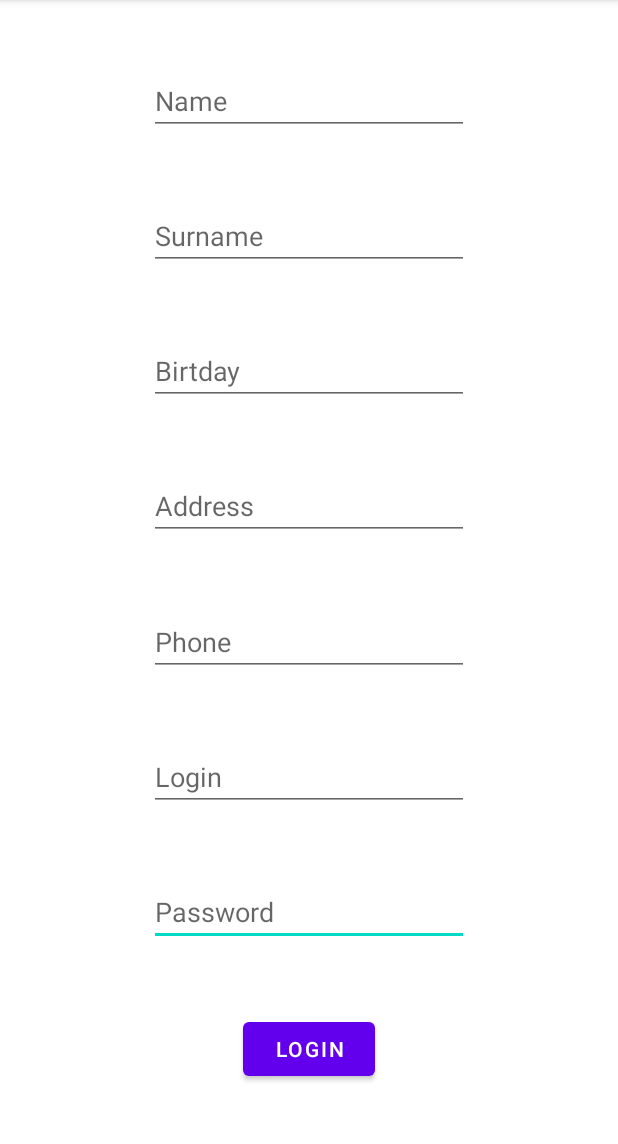
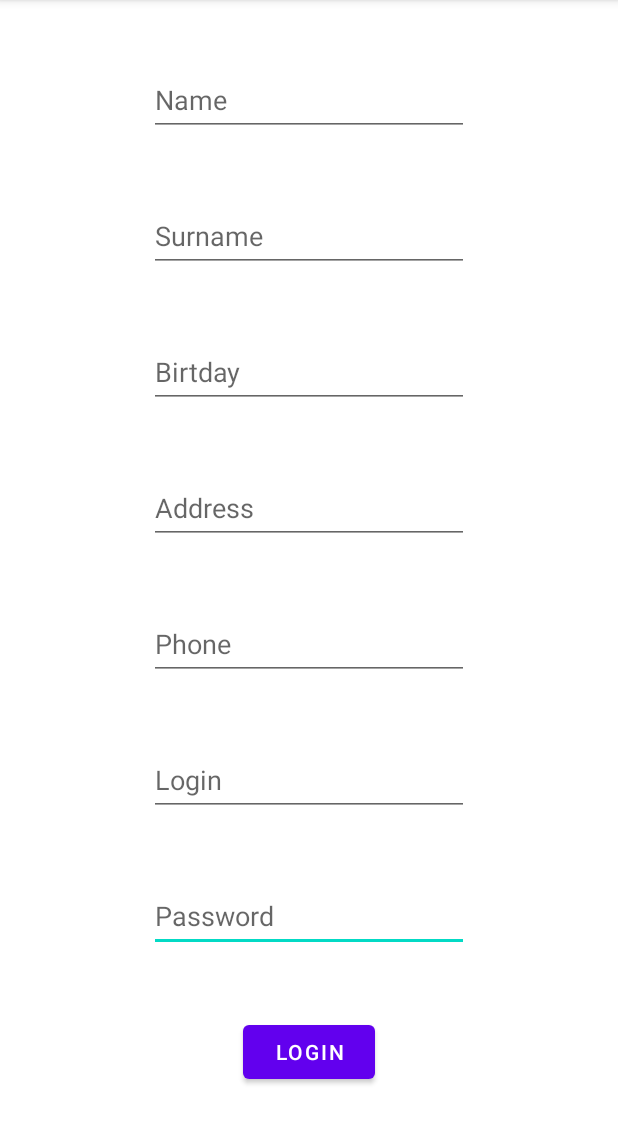
Before and after one commit to dreyvania999/rab, an Android app: the Registration screen opened directly, with no data from a screen before it, on a phone screen of 412 x 824 dp, the part 84-1228 px from its top. Run offline under Robolectric (Android 15) with nearby library versions, the phone set to English and light mode, and no system bars.

Commit message:
interfaceNew2

```diff
--- a/app/src/main/res/layout/activity_registration.xml
+++ b/app/src/main/res/layout/activity_registration.xml
@@ -13,10 +13,11 @@
         android:ems="10"
         android:hint="Password"
         android:inputType="textPassword"
+        android:minHeight="48dp"
+        app:layout_constraintBottom_toTopOf="@+id/ButtonLogin"
+        app:layout_constraintEnd_toEndOf="parent"
         app:layout_constraintStart_toStartOf="parent"
-        app:layout_constraintEnd_toEndOf="parent"
-        app:layout_constraintTop_toBottomOf="@+id/editLogin"
-        app:layout_constraintBottom_toTopOf="@+id/ButtonLogin" />
+        app:layout_constraintTop_toBottomOf="@+id/editLogin" />
 
     <EditText
         android:id="@+id/editLogin"
@@ -24,56 +25,67 @@
         android:layout_height="wrap_content"
         android:ems="10"
         android:hint="Login"
+        android:minHeight="48dp"
         app:layout_constraintBottom_toTopOf="@+id/editPassword"
         app:layout_constraintEnd_toEndOf="parent"
         app:layout_constraintStart_toStartOf="parent"
         app:layout_constraintTop_toBottomOf="@+id/editPhone" />
+
     <EditText
         android:id="@+id/editName"
         android:layout_width="wrap_content"
         android:layout_height="wrap_content"
         android:ems="10"
         android:hint="Name"
+        android:minHeight="48dp"
         app:layout_constraintBottom_toTopOf="@+id/editSurname"
         app:layout_constraintEnd_toEndOf="parent"
         app:layout_constraintStart_toStartOf="parent"
         app:layout_constraintTop_toTopOf="parent" />
+
     <EditText
         android:id="@+id/editSurname"
         android:layout_width="wrap_content"
         android:layout_height="wrap_content"
         android:ems="10"
         android:hint="Surname"
+        android:minHeight="48dp"
         app:layout_constraintBottom_toTopOf="@+id/editBirtday"
         app:layout_constraintEnd_toEndOf="parent"
         app:layout_constraintStart_toStartOf="parent"
         app:layout_constraintTop_toBottomOf="@+id/editName" />
+
     <EditText
         android:id="@+id/editBirtday"
         android:layout_width="wrap_content"
         android:layout_height="wrap_content"
         android:ems="10"
         android:hint="Birtday"
+        android:minHeight="48dp"
         app:layout_constraintBottom_toTopOf="@+id/editAddress"
         app:layout_constraintEnd_toEndOf="parent"
         app:layout_constraintStart_toStartOf="parent"
         app:layout_constraintTop_toBottomOf="@+id/editSurname" />
+
     <EditText
         android:id="@+id/editAddress"
         android:layout_width="wrap_content"
         android:layout_height="wrap_content"
         android:ems="10"
         android:hint="Address"
+        android:minHeight="48dp"
         app:layout_constraintBottom_toTopOf="@+id/editPhone"
         app:layout_constraintEnd_toEndOf="parent"
         app:layout_constraintStart_toStartOf="parent"
         app:layout_constraintTop_toBottomOf="@+id/editBirtday" />
+
     <EditText
         android:id="@+id/editPhone"
         android:layout_width="wrap_content"
         android:layout_height="wrap_content"
         android:ems="10"
         android:hint="Phone"
+        android:minHeight="48dp"
         app:layout_constraintBottom_toTopOf="@+id/editLogin"
         app:layout_constraintEnd_toEndOf="parent"
         app:layout_constraintStart_toStartOf="parent"
```
Also changed, not shown: app/src/main/res/layout/activity_main.xml (+5 -3 lines), app/src/main/res/layout/activity_profile.xml (+5 -3 lines).
